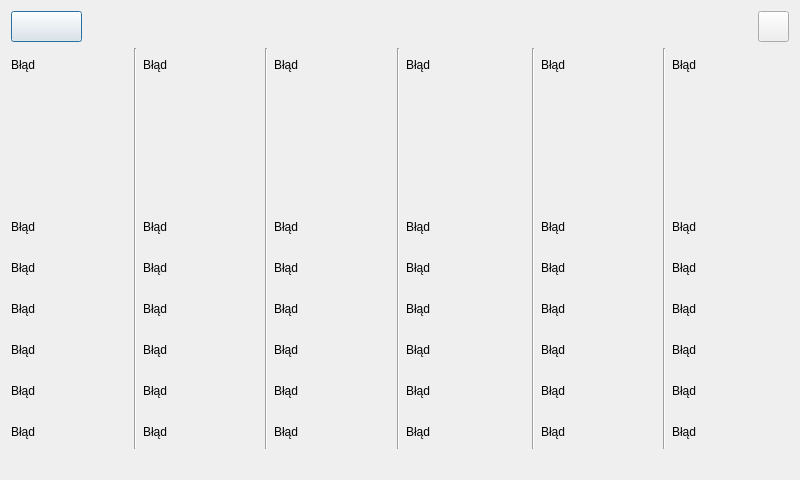
Qt form weather.ui (mateusur/Home_automation) before a commit.
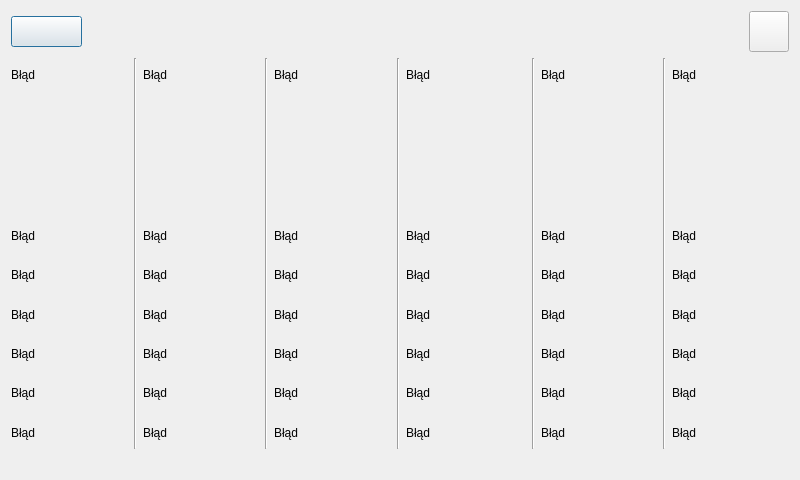
The same form after that commit.

What changed in the file:
```diff
--- a/weather.ui
+++ b/weather.ui
@@ -13,8 +13,8 @@
   <property name="windowTitle">
    <string>Pogoda</string>
   </property>
-  <layout class="QVBoxLayout" name="verticalLayout_7">
-   <item>
+  <layout class="QGridLayout" name="gridLayout">
+   <item row="0" column="0">
     <layout class="QHBoxLayout" name="horizontalLayout_2">
      <property name="sizeConstraint">
       <enum>QLayout::SetMinimumSize</enum>
@@ -61,8 +61,8 @@
       <widget class="QPushButton" name="pushButton_refresh">
        <property name="maximumSize">
         <size>
-         <width>31</width>
-         <height>31</height>
+         <width>41</width>
+         <height>41</height>
         </size>
        </property>
        <property name="text">
@@ -72,7 +72,7 @@
      </item>
     </layout>
    </item>
-   <item>
+   <item row="1" column="0">
     <layout class="QHBoxLayout" name="horizontalLayout">
      <property name="sizeConstraint">
       <enum>QLayout::SetMaximumSize</enum>
@@ -780,7 +780,7 @@
      </item>
     </layout>
    </item>
-   <item>
+   <item row="2" column="0">
     <spacer name="verticalSpacer">
      <property name="orientation">
       <enum>Qt::Vertical</enum>
```
